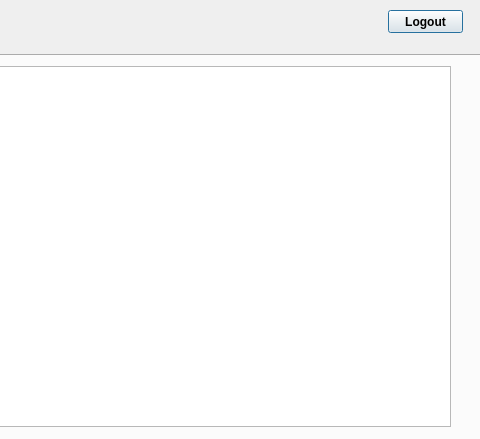
First picture: the form in adminpanel.ui, repository NickReardon/P2-Bulk-Club-Project, before the edit; both pictures show x 332 to 812 and y 0 to 439 of the 812 by 439 pixel window.
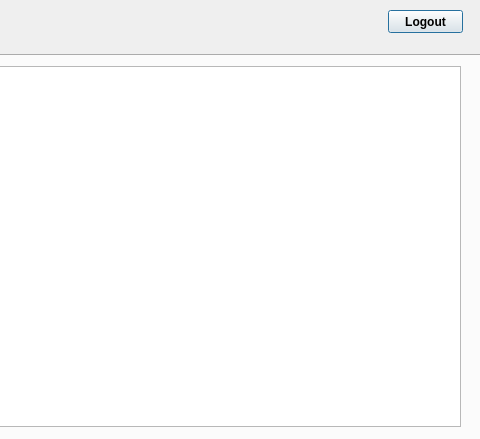
Second picture: the form after the edit.

Commit message: Fixed database. Made number autoincrement and primary key.

What changed in the file:
```diff
--- a/adminpanel.ui
+++ b/adminpanel.ui
@@ -39,7 +39,7 @@
       <rect>
        <x>10</x>
        <y>10</y>
-       <width>771</width>
+       <width>781</width>
        <height>361</height>
       </rect>
      </property>
```
The commit also changes 1 other file.
